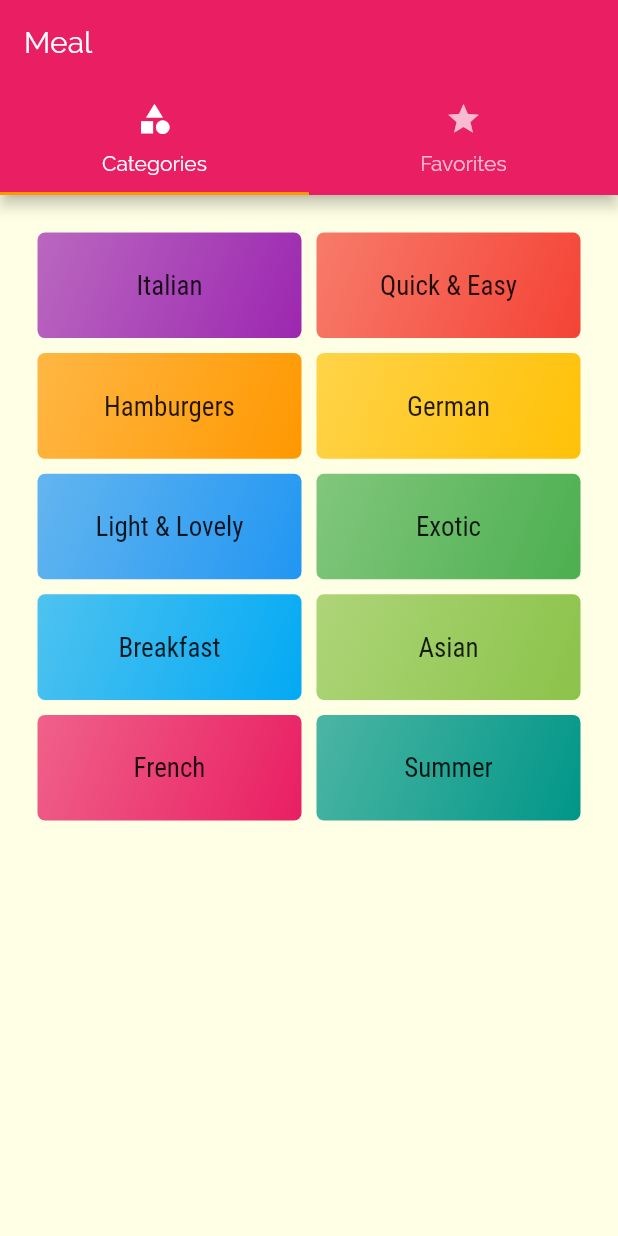
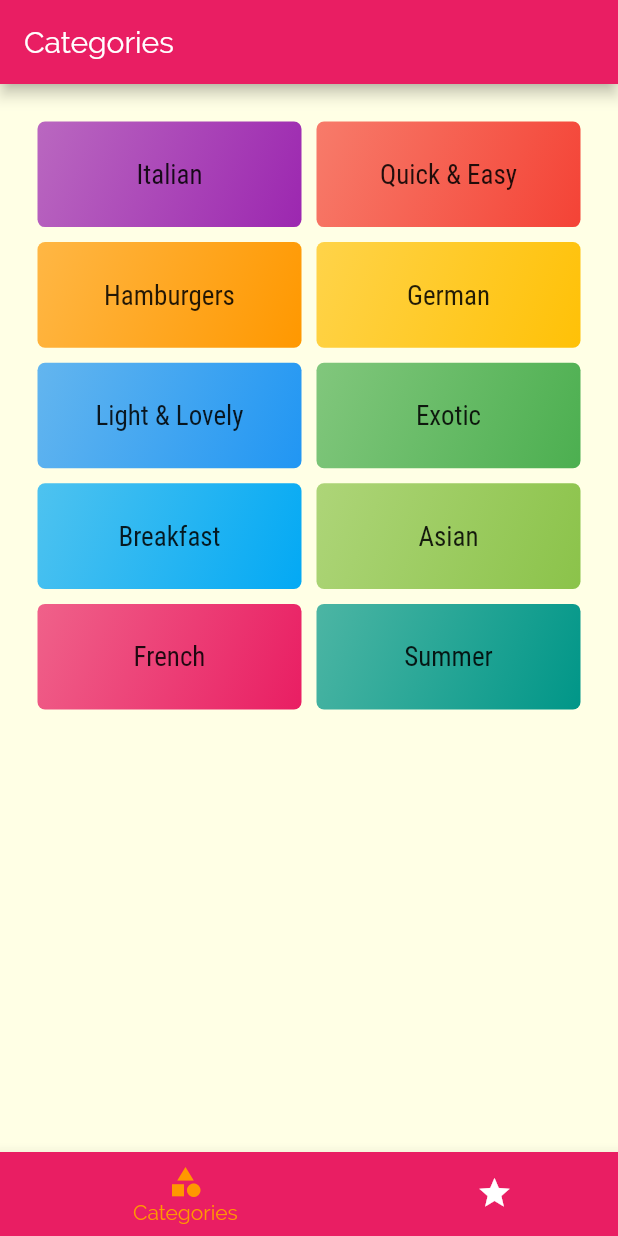
Before and after one commit to zohaib304/flutter_the_meals_app, a Flutter app: the screen it shows after launch, on a phone screen of 412 x 824 dp. Run offline on Flutter 3.47's test engine with Material 2 defaults, Android fonts, the phone set to English and light mode, and no system bars.

Commit message:
Adding a Botton TabBar

```diff
--- a/lib/screens/tabs_screen.dart
+++ b/lib/screens/tabs_screen.dart
@@ -9,32 +9,51 @@ class TabsScreen extends StatefulWidget {
 }
 
 class _TabsScreenState extends State<TabsScreen> {
+  final List<Map<String, Object>> _pages = [
+    {
+      'page': CategoriesScreen(),
+      'title': 'Categories',
+    },
+    {
+      'page': FavoriteScreen(),
+      'title': 'Your Favorties',
+    }
+  ];
+
+  int _selectedPageIndex = 0;
+
+  void _selectPage(int index) {
+    setState(() {
+      _selectedPageIndex = index;
+    });
+  }
+
   @override
   Widget build(BuildContext context) {
-    return DefaultTabController(
-      length: 2,
-      child: Scaffold(
-        appBar: AppBar(
-          title: Text('Meal'),
-          bottom: TabBar(
-            tabs: <Widget>[
-              Tab(
-                icon: Icon(Icons.category),
-                text: 'Categories',
-              ),
-              Tab(
-                icon: Icon(Icons.star),
-                text: 'Favorites',
-              ),
-            ],
+    return Scaffold(
+      appBar: AppBar(
+        title: Text(_pages[_selectedPageIndex]['title']),
+      ),
+      body: _pages[_selectedPageIndex]['page'],
+      bottomNavigationBar: BottomNavigationBar(
+        onTap: _selectPage,
+        backgroundColor: Theme.of(context).primaryColor,
+        unselectedItemColor: Colors.white,
+        selectedItemColor: Theme.of(context).accentColor,
+        currentIndex: _selectedPageIndex,
+        type: BottomNavigationBarType.shifting,
+        items: [
+          BottomNavigationBarItem(
+            backgroundColor: Theme.of(context).primaryColor,
+            icon: Icon(Icons.category),
+            title: Text('Categories'),
           ),
-        ),
-        body: TabBarView(
-          children: <Widget>[
-            CategoriesScreen(),
-            FavoriteScreen(),
-          ],
-        ),
+          BottomNavigationBarItem(
+            backgroundColor: Theme.of(context).primaryColor,
+            icon: Icon(Icons.star),
+            title: Text('Favorites'),
+          ),
+        ],
       ),
     );
   }
```
